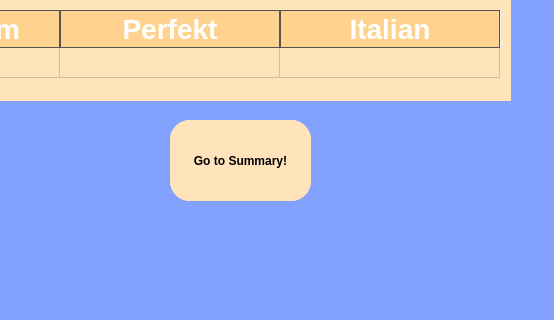
Old version of the form game_view/frontend/verb_paradigm_mode.ui in the repository fra3597/my_german_game; both pictures show x 440 to 994 and y 230 to 550 of the 994 by 781 pixel window.
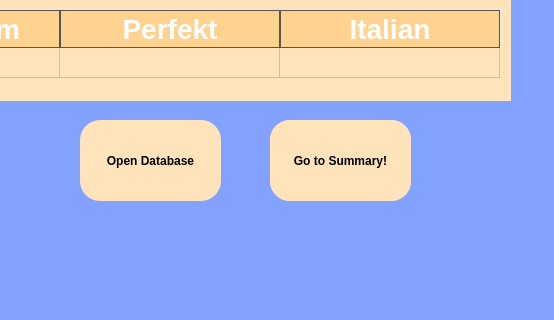
New version of the form.

Commit message: Implemented features: - Database view

Diff of the .ui file:
```diff
--- a/game_view/frontend/verb_paradigm_mode.ui
+++ b/game_view/frontend/verb_paradigm_mode.ui
@@ -78,7 +78,7 @@
    <widget class="QPushButton" name="check_button">
     <property name="geometry">
      <rect>
-      <x>610</x>
+      <x>710</x>
       <y>350</y>
       <width>141</width>
       <height>81</height>
@@ -228,7 +228,7 @@
     </property>
     <property name="geometry">
      <rect>
-      <x>610</x>
+      <x>710</x>
       <y>350</y>
       <width>141</width>
       <height>81</height>
@@ -331,6 +331,40 @@
      <string>Add</string>
     </property>
    </widget>
+   <widget class="QPushButton" name="open_database_button">
+    <property name="enabled">
+     <bool>true</bool>
+    </property>
+    <property name="geometry">
+     <rect>
+      <x>520</x>
+      <y>350</y>
+      <width>141</width>
+      <height>81</height>
+     </rect>
+    </property>
+    <property name="font">
+     <font>
+      <weight>75</weight>
+      <bold>true</bold>
+     </font>
+    </property>
+    <property name="styleSheet">
+     <string notr="true">QPushButton {
+	border-radius: 20px; /* Adjust the radius as needed */
+	background-color: #FFE3BB;
+}
+QPushButton:hover {
+	background-color: #FFD28F;
+	}
+QPushButton:pressed {
+	background-color: #B4BDFF;
+}</string>
+    </property>
+    <property name="text">
+     <string>Open Database</string>
+    </property>
+   </widget>
   </widget>
  </widget>
  <resources/>
```
The commit also changes 11 other files.
